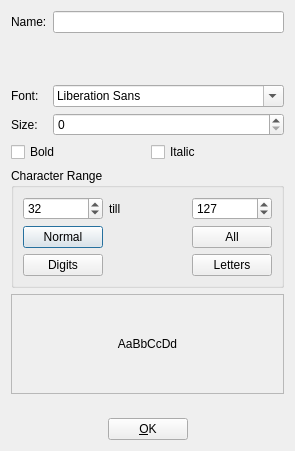
Before: the Qt Designer form dialogs/fontpropertiesdialog.ui in 0xFEEDC0DE64/QtGameMaker, drawn with Qt 5.
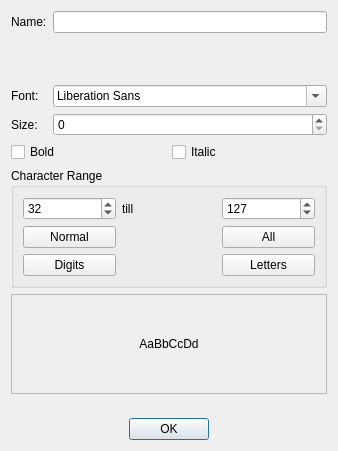
After: the same form once the commit is applied. Icons and pictures are not drawn.

Commit message: Fixed rename errors in dialogs, implemented lots more

Patch:
```diff
--- a/dialogs/fontpropertiesdialog.ui
+++ b/dialogs/fontpropertiesdialog.ui
@@ -6,7 +6,7 @@
    <rect>
     <x>0</x>
     <y>0</y>
-    <width>266</width>
+    <width>338</width>
     <height>451</height>
    </rect>
   </property>
@@ -193,45 +193,14 @@
     </spacer>
    </item>
    <item>
-    <layout class="QHBoxLayout" name="horizontalLayout_2">
-     <item>
-      <spacer name="horizontalSpacer">
-       <property name="orientation">
-        <enum>Qt::Horizontal</enum>
-       </property>
-       <property name="sizeHint" stdset="0">
-        <size>
-         <width>40</width>
-         <height>20</height>
-        </size>
-       </property>
-      </spacer>
-     </item>
-     <item>
-      <widget class="QPushButton" name="pushButtonOk">
-       <property name="text">
-        <string>&amp;OK</string>
-       </property>
-       <property name="icon">
-        <iconset resource="../resources.qrc">
-         <normaloff>:/qtgameengine/icons/ok.png</normaloff>:/qtgameengine/icons/ok.png</iconset>
-       </property>
-      </widget>
-     </item>
-     <item>
-      <spacer name="horizontalSpacer_2">
-       <property name="orientation">
-        <enum>Qt::Horizontal</enum>
-       </property>
-       <property name="sizeHint" stdset="0">
-        <size>
-         <width>40</width>
-         <height>20</height>
-        </size>
-       </property>
-      </spacer>
-     </item>
-    </layout>
+    <widget class="QDialogButtonBox" name="buttonBox">
+     <property name="standardButtons">
+      <set>QDialogButtonBox::Ok</set>
+     </property>
+     <property name="centerButtons">
+      <bool>true</bool>
+     </property>
+    </widget>
    </item>
   </layout>
  </widget>
```
Left out of the diff: 25 changed lines with no effect on the pictures. The commit also changes 25 other files.
